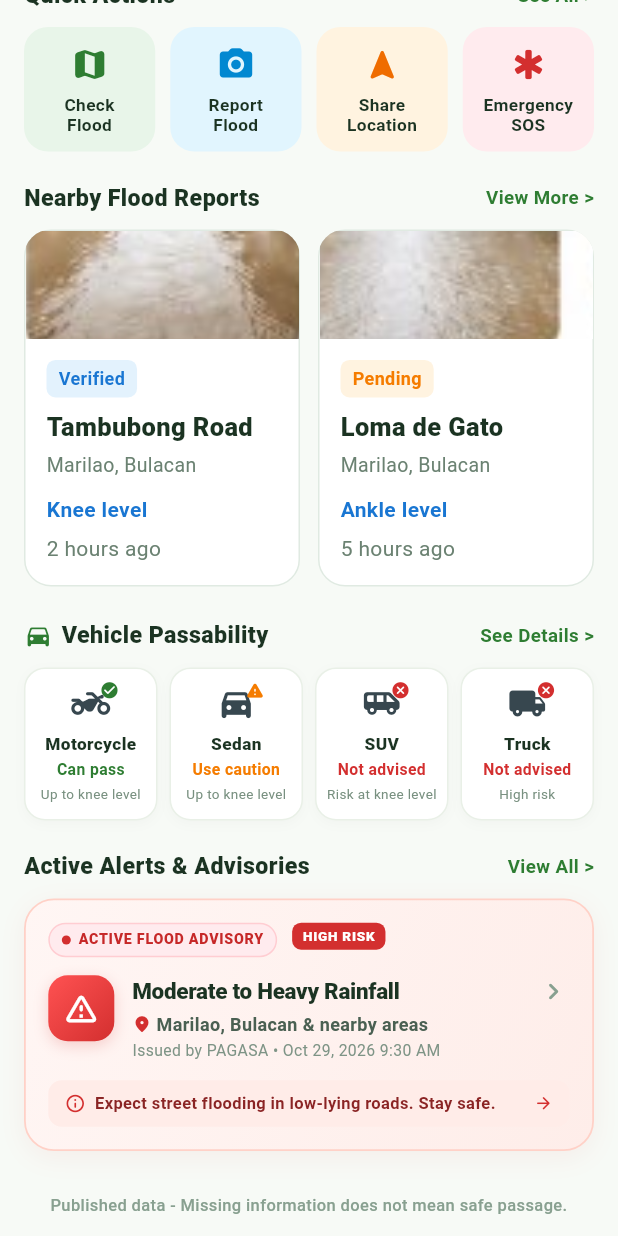
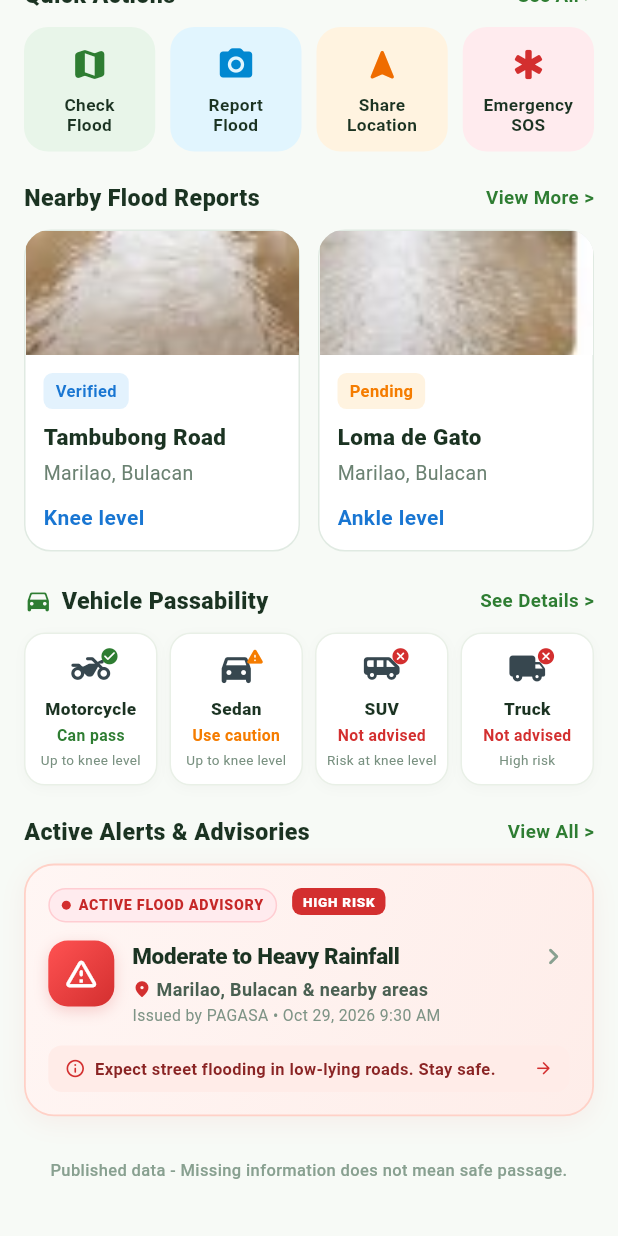
Before and after one commit to huwanwanwan/BAHAlerto, a Flutter app: the HomeScreen screen opened directly, scrolled down 369 dp, on a phone screen of 412 x 824 dp. Run offline on Flutter 3.47's test engine with Material 3 defaults, Android fonts, the phone set to English and light mode, and no system bars; our stand-ins replace flutter_riverpod, image_picker, supabase_flutter; accounts and stored records are empty; Roboto replaces fonts that are missing (Arial); statements that could not run were skipped.

Commit message:
Align Home map preview with location action and refine report cards

```diff
--- a/mobile/lib/features/home/home_screen.dart
+++ b/mobile/lib/features/home/home_screen.dart
@@ -288,13 +288,16 @@ class _HomeScreenState extends ConsumerState<HomeScreen> {
                               ],
                             ),
                             padding: const EdgeInsets.all(14),
+                            child: IntrinsicHeight(
                               child: Row(
-                              crossAxisAlignment: CrossAxisAlignment.start,
+                                crossAxisAlignment: CrossAxisAlignment.stretch,
                                 children: [
                                   // Left Details Column
                                   Expanded(
                                     flex: 13,
                                     child: Column(
+                                      mainAxisAlignment:
+                                          MainAxisAlignment.spaceBetween,
                                       crossAxisAlignment:
                                           CrossAxisAlignment.start,
                                       mainAxisSize: MainAxisSize.min,
@@ -388,7 +391,9 @@ class _HomeScreenState extends ConsumerState<HomeScreen> {
                                                         fontSize: 11.5,
                                                         fontWeight:
                                                             FontWeight.w800,
-                                                      color: Color(0xFF1565C0),
+                                                        color: Color(
+                                                          0xFF1565C0,
+                                                        ),
                                                       ),
                                                     ),
                                                     Text(
@@ -398,7 +403,9 @@ class _HomeScreenState extends ConsumerState<HomeScreen> {
                                                           TextOverflow.ellipsis,
                                                       style: TextStyle(
                                                         fontSize: 8.5,
-                                                      color: Color(0xFF64748B),
+                                                        color: Color(
+                                                          0xFF64748B,
+                                                        ),
                                                       ),
                                                     ),
                                                     Text(
@@ -408,7 +415,9 @@ class _HomeScreenState extends ConsumerState<HomeScreen> {
                                                           TextOverflow.ellipsis,
                                                       style: TextStyle(
                                                         fontSize: 8.5,
-                                                      color: Color(0xFF64748B),
+                                                        color: Color(
+                                                          0xFF64748B,
+                                                        ),
                                                       ),
                                                     ),
                                                   ],
@@ -421,7 +430,11 @@ class _HomeScreenState extends ConsumerState<HomeScreen> {
 
                                         // View on Map Button
                                         GestureDetector(
-                                        onTap: () => widget.onNavigate?.call(1),
+                                          key: const ValueKey(
+                                            'home-view-map-button',
+                                          ),
+                                          onTap: () =>
+                                              widget.onNavigate?.call(1),
                                           child: Container(
                                             padding: const EdgeInsets.symmetric(
                                               horizontal: 12,
@@ -429,9 +442,8 @@ class _HomeScreenState extends ConsumerState<HomeScreen> {
                                             ),
                                             decoration: BoxDecoration(
                                               color: const Color(0xFF0F7533),
-                                            borderRadius: BorderRadius.circular(
-                                              12,
-                                            ),
+                                              borderRadius:
+                                                  BorderRadius.circular(12),
                                             ),
                                             child: FittedBox(
                                               fit: BoxFit.scaleDown,
@@ -449,7 +461,8 @@ class _HomeScreenState extends ConsumerState<HomeScreen> {
                                                     style: TextStyle(
                                                       color: Colors.white,
                                                       fontSize: 12,
-                                                    fontWeight: FontWeight.w700,
+                                                      fontWeight:
+                                                          FontWeight.w700,
                                                     ),
                                                   ),
                                                   SizedBox(width: 3),
@@ -473,8 +486,10 @@ class _HomeScreenState extends ConsumerState<HomeScreen> {
                                     flex: 11,
                                     child: GestureDetector(
                                       onTap: () => widget.onNavigate?.call(1),
-                                    child: AspectRatio(
-                                      aspectRatio: 1.05,
+                                      child: SizedBox.expand(
+                                        key: const ValueKey(
+                                          'home-location-map',
+                                        ),
                                         child: Container(
                                           decoration: BoxDecoration(
                                             borderRadius: BorderRadius.circular(
@@ -502,7 +517,8 @@ class _HomeScreenState extends ConsumerState<HomeScreen> {
                                                         ),
                                                         child: const Center(
                                                           child: Icon(
-                                                          Icons.explore_rounded,
+                                                            Icons
+                                                                .explore_rounded,
                                                             color: Color(
                                                               0xFF2E7D32,
                                                             ),
@@ -515,9 +531,8 @@ class _HomeScreenState extends ConsumerState<HomeScreen> {
                                                   top: 6,
                                                   right: 6,
                                                   child: Container(
-                                                  padding: const EdgeInsets.all(
-                                                    4,
-                                                  ),
+                                                    padding:
+                                                        const EdgeInsets.all(4),
                                                     decoration: BoxDecoration(
                                                       color: Colors.white
                                                           .withValues(
@@ -551,6 +566,7 @@ class _HomeScreenState extends ConsumerState<HomeScreen> {
                                     ),
                                   ),
                                 ],
+                              ),
                             ),
                           ),
                         ),
@@ -1325,6 +1341,8 @@ class _FloodReportCard extends StatelessWidget {
   Widget build(BuildContext context) => InkWell(
     onTap: onTap,
     borderRadius: BorderRadius.circular(18),
+    child: Semantics(
+      label: "$road, $status, $depth, $time",
       child: Container(
         clipBehavior: Clip.antiAlias,
         decoration: BoxDecoration(
@@ -1336,12 +1354,12 @@ class _FloodReportCard extends StatelessWidget {
           crossAxisAlignment: CrossAxisAlignment.stretch,
           children: [
             AspectRatio(
-            aspectRatio: 86 / 34,
+              aspectRatio: 2.2,
               // These supplied 90px thumbnails include UI below the photo.
               // Display only the photo region, without altering the source files.
               child: ClipRect(
                 child: FittedBox(
-                fit: BoxFit.contain,
+                  fit: BoxFit.cover,
                   child: SizedBox(
                     width: 86,
                     height: 34,
@@ -1375,7 +1393,7 @@ class _FloodReportCard extends StatelessWidget {
               ),
             ),
             Padding(
-            padding: const EdgeInsets.all(14),
+              padding: const EdgeInsets.all(12),
               child: Column(
                 crossAxisAlignment: CrossAxisAlignment.start,
                 children: [
@@ -1392,7 +1410,7 @@ class _FloodReportCard extends StatelessWidget {
                       status,
                       style: TextStyle(
                         color: statusColor,
-                      fontSize: 12,
+                        fontSize: 11,
                         fontWeight: FontWeight.w700,
                       ),
                     ),
@@ -1400,8 +1418,10 @@ class _FloodReportCard extends StatelessWidget {
                   const SizedBox(height: 8),
                   Text(
                     road,
+                    maxLines: 2,
+                    overflow: TextOverflow.ellipsis,
                     style: const TextStyle(
-                    fontSize: 17,
+                      fontSize: 15,
                       fontWeight: FontWeight.w800,
                       color: Color(0xFF1B3322),
                     ),
@@ -1426,16 +1446,13 @@ class _FloodReportCard extends StatelessWidget {
                           fontWeight: FontWeight.w600,
                         ),
                       ),
-                    Text(
-                      time,
-                      style: const TextStyle(color: Color(0xFF6B8272)),
-                    ),
                     ],
                   ),
                 ],
               ),
             ),
           ],
+        ),
       ),
     ),
   );
```
Also changed, not shown: 1 other file. Lines whose indentation alone changed are shown as unchanged.
